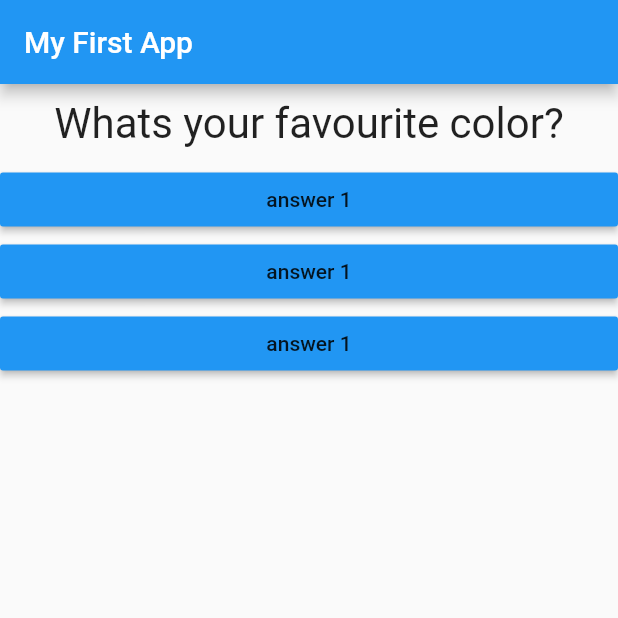
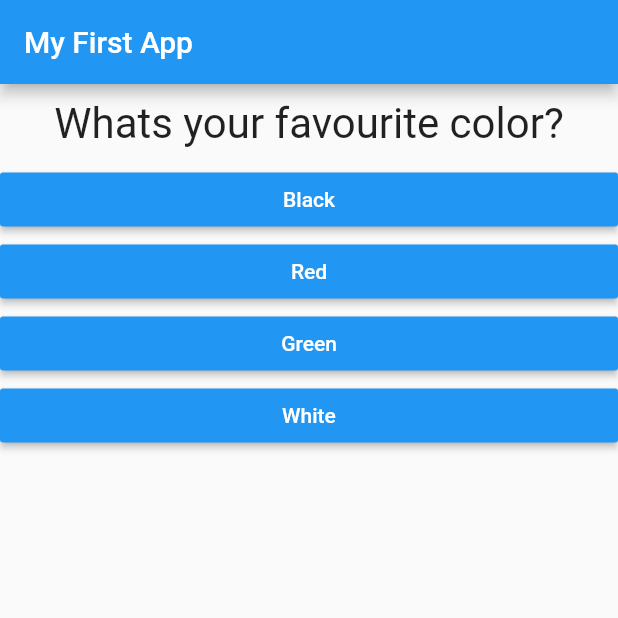
Before and after one commit to aldyazarya/flutterBasics-QUIZ_APP, a Flutter app: the screen it shows after launch, on a phone screen of 412 x 824 dp, the top half of it. Run offline on Flutter 3.47's test engine with Material 2 defaults, Android fonts, the phone set to English and light mode, and no system bars.

Commit message:
mapping list for question and fill value of answer in button widget

```diff
--- a/lib/answer.dart
+++ b/lib/answer.dart
@@ -2,8 +2,9 @@ import 'package:flutter/material.dart';
 
 class Answer extends StatelessWidget {
   final Function selectHandler;
+  final String answer;
 
-  Answer(this.selectHandler);
+  Answer(this.selectHandler, this.answer);
 
   @override
   Widget build(BuildContext context) {
@@ -11,7 +12,8 @@ class Answer extends StatelessWidget {
       width: double.infinity,
       child: RaisedButton(
         color: Colors.blue,
-        child: Text('answer 1'),
+        textColor: Colors.white,
+        child: Text(answer),
         onPressed: selectHandler, //declare function
       ),
     );
--- a/lib/main.dart
+++ b/lib/main.dart
@@ -10,7 +10,6 @@ import './answer.dart';
 void main() => runApp(MyApp());
 
 class MyApp extends StatefulWidget {
-
   @override
   State<StatefulWidget> createState() {
     // TODO: implement createState
@@ -31,10 +30,19 @@ class _MyAppState extends State<MyApp> {
 
   @override
   Widget build(BuildContext context) {
-
     var questions = [
-      'What\s your favourite color?',
-      'What\s your favourite animal?',
+      {
+        'questionText': 'What\s your favourite color?',
+        'answer': ['Black', 'Red', 'Green', 'White'],
+      },
+      {
+        'questionText': 'What\s your favourite animal?',
+        'answer': ['Rabbit', 'Snake', 'Elephant', 'Lion']
+      },
+      {
+        'questionText': 'Who\s your favourite member black pink?',
+        'answer': ['Jisoo', 'Jenny', 'Lisa', 'Rose']
+      }
     ];
     return MaterialApp(
       home: Scaffold(
@@ -44,12 +52,11 @@ class _MyAppState extends State<MyApp> {
         body: Column(
           children: [
             // Text(questions.elementAt(0)), // function elementAt for indexing just like questions[0]
-            Question(questions[_questionIndex]),
-            Answer(_answerQuestion),
-            Answer(_answerQuestion),
-            Answer(_answerQuestion),
-
-          ],
+            Question(questions[_questionIndex]['questionText']),
+            ...(questions[_questionIndex]['answer'] as List<String>).map((answer) {
+              return Answer(_answerQuestion, answer);
+            }).toList()
+          ]
         ),
       ),
     );
```
